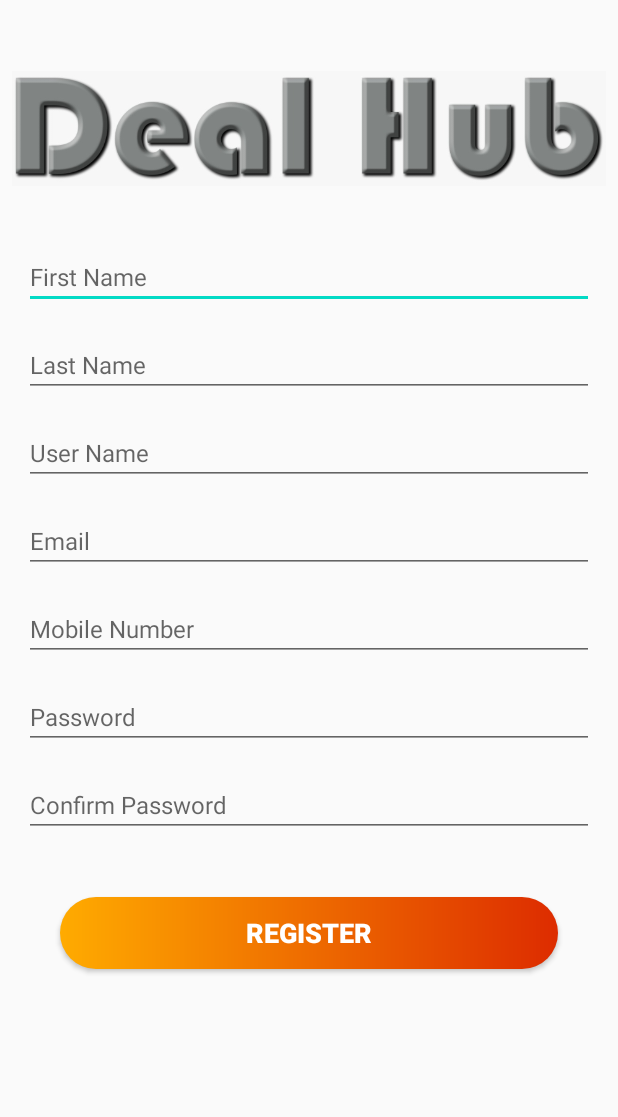
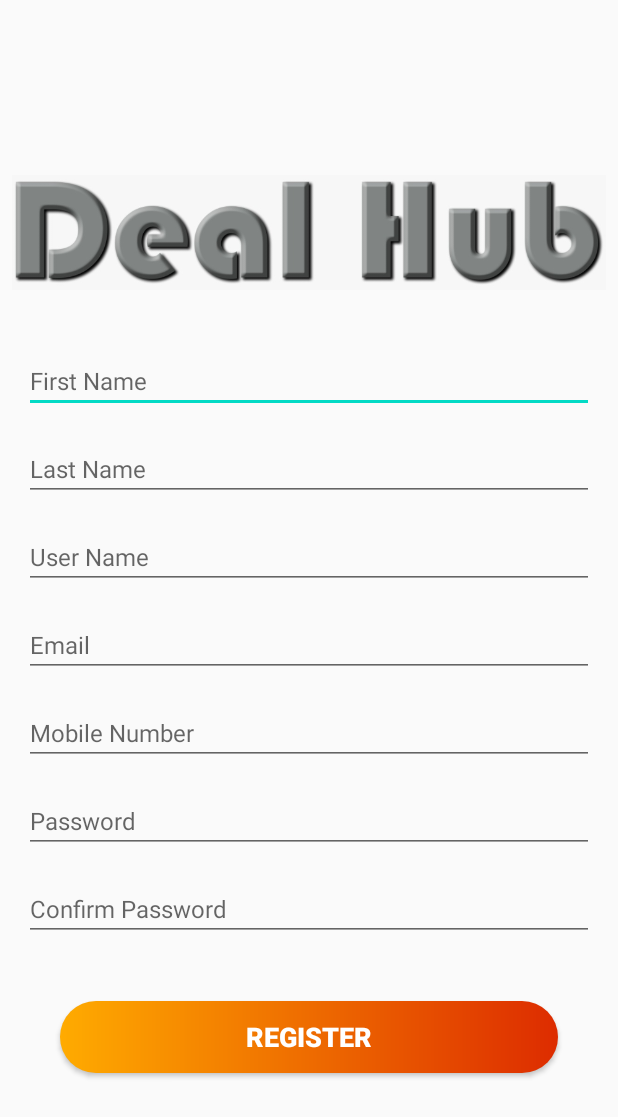
Before and after one commit to anuradi/DealHub, an Android app: the layout activity_register_shop_owner.xml on its own in the app's theme, with its tools: preview values and no code run, on a phone screen of 412 x 824 dp. Shown: the top 1117 px of the screen. Run offline under Robolectric (Android 15) with nearby library versions, the phone set to English and light mode, and no system bars.

Commit message:
add register shop owner process

```diff
--- a/app/src/main/AndroidManifest.xml
+++ b/app/src/main/AndroidManifest.xml
@@ -10,13 +10,15 @@
         android:supportsRtl="true"
         android:theme="@style/AppTheme">
         <activity android:name=".activity.MainActivity2">
+
+        </activity>
+        <activity android:name=".activity.RegisterShopOwner" >
             <intent-filter>
                 <action android:name="android.intent.action.MAIN" />
 
                 <category android:name="android.intent.category.LAUNCHER" />
             </intent-filter>
         </activity>
-        <activity android:name=".activity.RegisterShopOwner" />
         <activity android:name=".activity.RegisterCustomer" />
         <activity android:name=".activity.MainActivity">
 
--- a/app/src/main/res/layout/activity_register_shop_owner.xml
+++ b/app/src/main/res/layout/activity_register_shop_owner.xml
@@ -6,15 +6,20 @@
     android:layout_height="match_parent"
     tools:context=".activity.RegisterShopOwner">
 
+    <androidx.core.widget.NestedScrollView
+        android:layout_width="match_parent"
+        android:layout_height="wrap_content"
+        app:layout_constraintBottom_toBottomOf="parent"
+        app:layout_constraintEnd_toEndOf="parent"
+        app:layout_constraintStart_toStartOf="parent"
+        app:layout_constraintTop_toTopOf="parent">
+
         <androidx.appcompat.widget.LinearLayoutCompat
+            android:id="@+id/linearLayoutCompat"
             android:layout_width="match_parent"
             android:layout_height="match_parent"
             android:orientation="vertical"
             android:padding="8dp"
-        app:layout_constraintBottom_toBottomOf="parent"
-        app:layout_constraintEnd_toEndOf="parent"
-        app:layout_constraintStart_toStartOf="parent"
-        app:layout_constraintTop_toTopOf="parent"
             app:layout_constraintVertical_bias="0.0">
 
 
@@ -22,10 +27,10 @@
                 android:id="@+id/pro_pic"
                 android:layout_width="wrap_content"
                 android:layout_height="wrap_content"
-            android:src="@drawable/logo"
                 android:layout_gravity="center"
+                android:layout_marginTop="16dp"
                 android:layout_marginBottom="8dp"
-            android:layout_marginTop="16dp" />
+                android:src="@drawable/logo" />
 
 
             <androidx.appcompat.widget.AppCompatMultiAutoCompleteTextView
@@ -33,9 +38,9 @@
                 android:layout_width="match_parent"
                 android:layout_height="wrap_content"
                 android:layout_margin="8dp"
+                android:hint="@string/first_name"
                 android:inputType="text"
-            android:hint="@string/first_name"
-            android:textSize="16sp"/>
+                android:textSize="16sp" />
 
             <androidx.appcompat.widget.AppCompatMultiAutoCompleteTextView
                 android:id="@+id/last_name"
@@ -73,13 +78,14 @@
                 android:hint="@string/mobile_number"
                 android:inputType="text"
                 android:textSize="16sp" />
+
             <androidx.appcompat.widget.AppCompatMultiAutoCompleteTextView
                 android:id="@+id/password"
                 android:layout_width="match_parent"
                 android:layout_height="wrap_content"
                 android:layout_margin="8dp"
                 android:hint="@string/password"
-            android:inputType="text"
+                android:inputType="text|textPassword"
                 android:textSize="16sp" />
 
 
@@ -89,22 +95,23 @@
                 android:layout_height="wrap_content"
                 android:layout_margin="8dp"
                 android:hint="@string/confirm_password"
-            android:inputType="text"
+                android:inputType="text|textPassword"
                 android:textSize="16sp" />
 
             <androidx.appcompat.widget.AppCompatButton
-            android:id="@+id/logout"
+                android:id="@+id/registerowner"
                 android:layout_width="match_parent"
                 android:layout_height="wrap_content"
                 android:layout_margin="32dp"
-            android:text="@string/register"
-            android:textStyle="bold"
                 android:background="@drawable/button_background"
                 android:gravity="center"
+                android:text="@string/register"
                 android:textColor="#fff"
-            android:textSize="18sp" />
+                android:textSize="18sp"
+                android:textStyle="bold" />
 
         </androidx.appcompat.widget.LinearLayoutCompat>
 
+    </androidx.core.widget.NestedScrollView>
 
 </androidx.constraintlayout.widget.ConstraintLayout>
```
Also changed, not shown: app/src/main/java/com/dealhub/activity/RegisterShopOwner.java (+127 -0 lines). Lines whose indentation alone changed are shown as unchanged.
